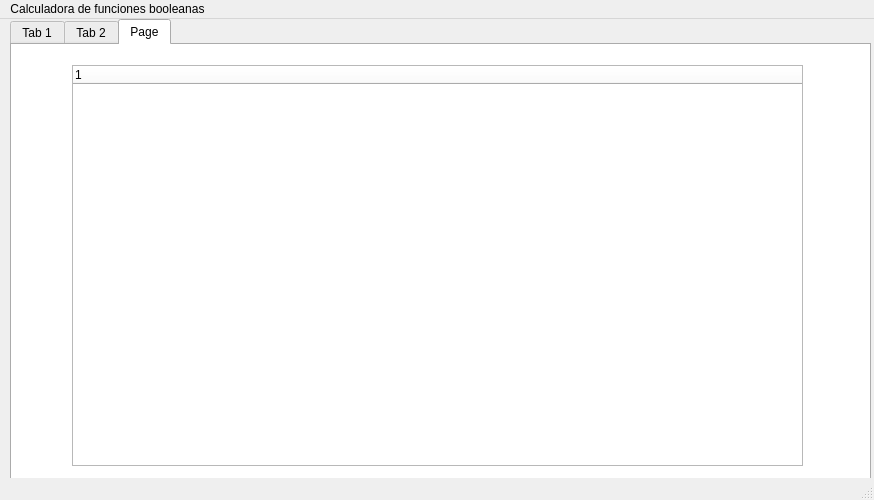
Eliasj15/Tarea-programada-3, file mainwindow.ui: the form before one commit.
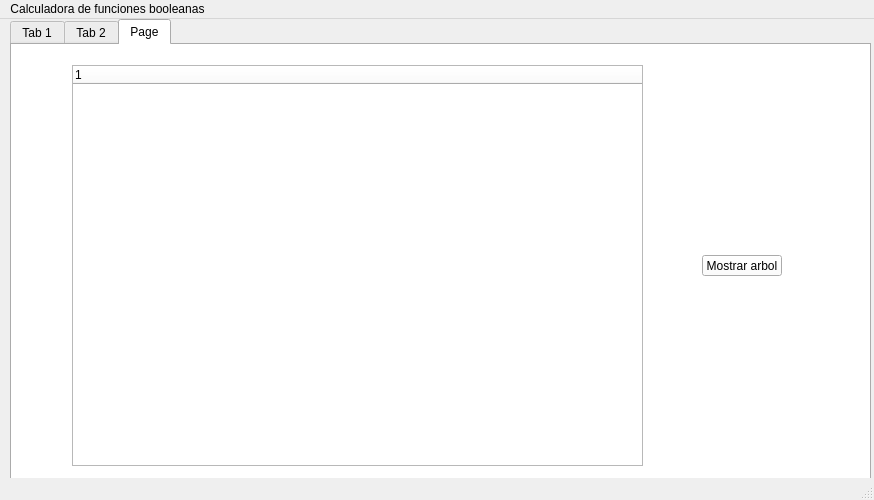
The form after the commit. The open tabs and pages were chosen to show the change.

Commit message: Avances en la pestaña de arbol

What changed in the file:
```diff
--- a/mainwindow.ui
+++ b/mainwindow.ui
@@ -508,7 +508,7 @@
        <rect>
         <x>60</x>
         <y>20</y>
-        <width>731</width>
+        <width>571</width>
         <height>401</height>
        </rect>
       </property>
@@ -518,6 +518,19 @@
        </property>
       </column>
      </widget>
+     <widget class="QPushButton" name="pushButton_2">
+      <property name="geometry">
+       <rect>
+        <x>690</x>
+        <y>210</y>
+        <width>80</width>
+        <height>21</height>
+       </rect>
+      </property>
+      <property name="text">
+       <string>Mostrar arbol</string>
+      </property>
+     </widget>
     </widget>
    </widget>
   </widget>
```
Left out of the diff: 2 changed lines with no effect on the pictures. The commit also changes 4 other files.
